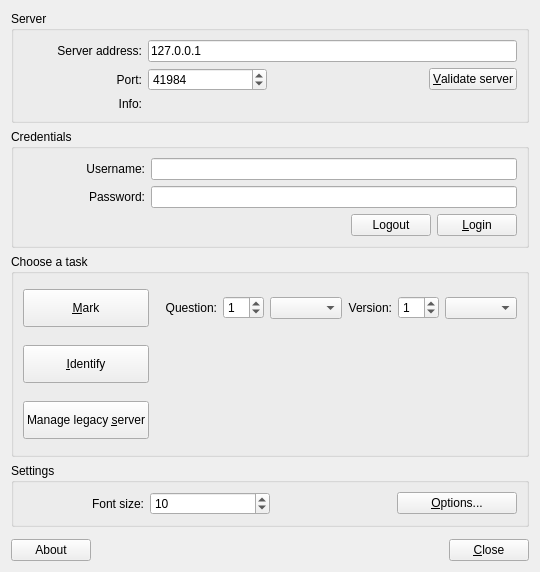
The window that plom/client/ui_files/chooser.ui (plomgrading/plom-client) describes before a commit, drawn with Qt 5.
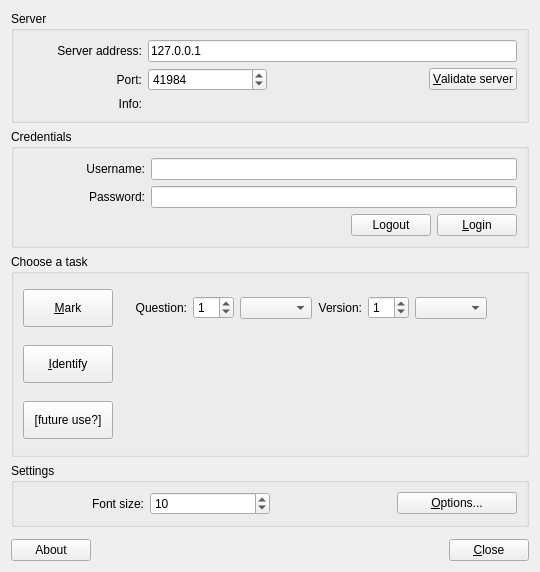
The same window after the commit.

Commit message: client: remove ability to manage legacy servers

```diff
--- a/plom/client/ui_files/chooser.ui
+++ b/plom/client/ui_files/chooser.ui
@@ -355,7 +355,7 @@
          </sizepolicy>
         </property>
         <property name="text">
-         <string>Manage legacy &amp;server</string>
+         <string>[future use?]</string>
         </property>
        </widget>
       </item>
```
The commit also changes 1 other file.
